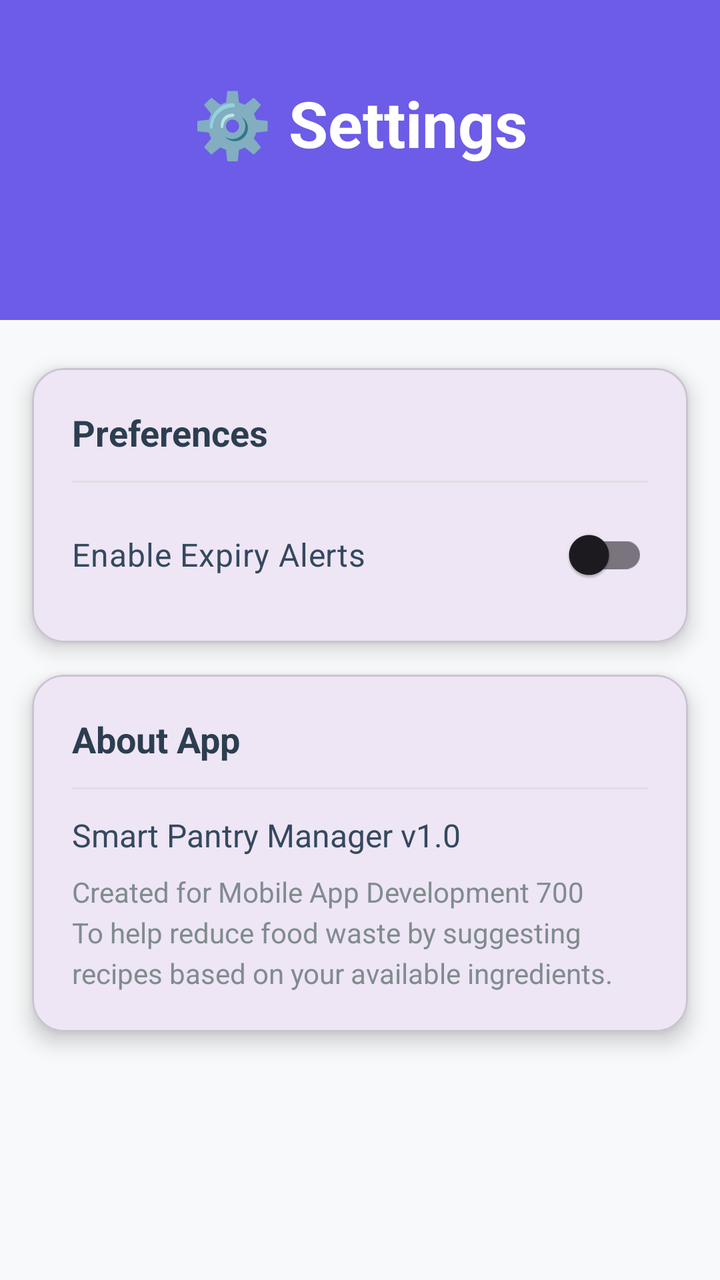
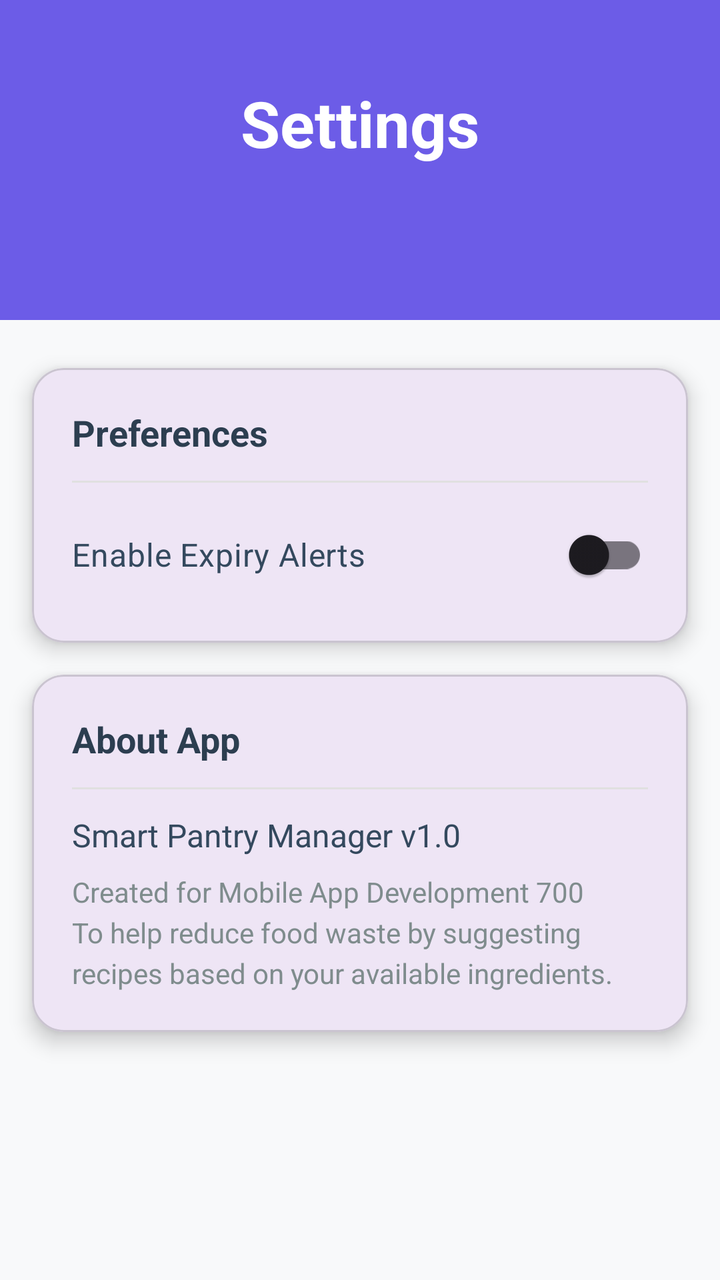

Compare the two renders of this Android layout. The source of the first and the diff that turns it into the second are given below.
<!-- AndroidManifest.xml: application theme Theme.SmartPantryManager -->
<!-- res/layout/fragment_settings.xml -->
<?xml version="1.0" encoding="utf-8"?>
<androidx.constraintlayout.widget.ConstraintLayout xmlns:android="http://schemas.android.com/apk/res/android"
    xmlns:app="http://schemas.android.com/apk/res-auto"
    android:layout_width="match_parent"
    android:layout_height="match_parent"
    android:background="#F8F9FA">

    
    <View
        android:id="@+id/headerBg"
        android:layout_width="match_parent"
        android:layout_height="160dp"
        android:background="#6C5CE7"
        app:layout_constraintTop_toTopOf="parent" />

    <TextView
        android:id="@+id/tvSettingsTitle"
        android:layout_width="wrap_content"
        android:layout_height="wrap_content"
        android:text="⚙️ Settings"
        android:textColor="#FFFFFF"
        android:textSize="32sp"
        android:textStyle="bold"
        android:layout_marginTop="40dp"
        app:layout_constraintEnd_toEndOf="parent"
        app:layout_constraintStart_toStartOf="parent"
        app:layout_constraintTop_toTopOf="parent" />

    
    <com.google.android.material.card.MaterialCardView
        android:id="@+id/cardPreferences"
        android:layout_width="match_parent"
        android:layout_height="wrap_content"
        android:layout_marginHorizontal="16dp"
        android:layout_marginTop="24dp"
        app:cardCornerRadius="16dp"
        app:cardElevation="6dp"
        app:layout_constraintTop_toBottomOf="@id/headerBg">

        <LinearLayout
            android:layout_width="match_parent"
            android:layout_height="wrap_content"
            android:orientation="vertical"
            android:padding="20dp">

            <TextView
                android:layout_width="wrap_content"
                android:layout_height="wrap_content"
                android:text="Preferences"
                android:textColor="#2C3E50"
                android:textSize="18sp"
                android:textStyle="bold" />

            <View
                android:layout_width="match_parent"
                android:layout_height="1dp"
                android:background="#E0E0E0"
                android:layout_marginVertical="12dp" />

            <com.google.android.material.switchmaterial.SwitchMaterial
                android:id="@+id/switchExpiry"
                android:layout_width="match_parent"
                android:layout_height="wrap_content"
                android:text="Enable Expiry Alerts"
                android:textColor="#34495E"
                android:textSize="16sp" />

        </LinearLayout>
    </com.google.android.material.card.MaterialCardView>

    
    <com.google.android.material.card.MaterialCardView
        android:layout_width="match_parent"
        android:layout_height="wrap_content"
        android:layout_marginHorizontal="16dp"
        android:layout_marginTop="16dp"
        app:cardCornerRadius="16dp"
        app:cardElevation="6dp"
        app:layout_constraintTop_toBottomOf="@id/cardPreferences">

        <LinearLayout
            android:layout_width="match_parent"
            android:layout_height="wrap_content"
            android:orientation="vertical"
            android:padding="20dp">

            <TextView
                android:layout_width="wrap_content"
                android:layout_height="wrap_content"
                android:text="About App"
                android:textColor="#2C3E50"
                android:textSize="18sp"
                android:textStyle="bold" />

            <View
                android:layout_width="match_parent"
                android:layout_height="1dp"
                android:background="#E0E0E0"
                android:layout_marginVertical="12dp" />

            <TextView
                android:layout_width="match_parent"
                android:layout_height="wrap_content"
                android:text="Smart Pantry Manager v1.0"
                android:textColor="#34495E"
                android:textSize="16sp" />

            <TextView
                android:layout_width="match_parent"
                android:layout_height="wrap_content"
                android:layout_marginTop="8dp"
                android:text="Created for Mobile App Development 700\nTo help reduce food waste by suggesting recipes based on your available ingredients."
                android:textColor="#7F8C8D"
                android:textSize="14sp"
                android:lineSpacingExtra="4dp" />

        </LinearLayout>
    </com.google.android.material.card.MaterialCardView>

</androidx.constraintlayout.widget.ConstraintLayout>
<!-- resources referenced by this layout -->
<resources>
  <style name="Theme.SmartPantryManager" parent="Base.Theme.SmartPantryManager" />
  <style name="Base.Theme.SmartPantryManager" parent="Theme.Material3.DayNight.NoActionBar">
          
          
      </style>
</resources>

<!-- the commit's change to res/layout/fragment_settings.xml (unified diff, before → after) -->
@@ -17,7 +17,7 @@
         android:id="@+id/tvSettingsTitle"
         android:layout_width="wrap_content"
         android:layout_height="wrap_content"
-        android:text="⚙️ Settings"
+        android:text="Settings"
         android:textColor="#FFFFFF"
         android:textSize="32sp"
         android:textStyle="bold"
